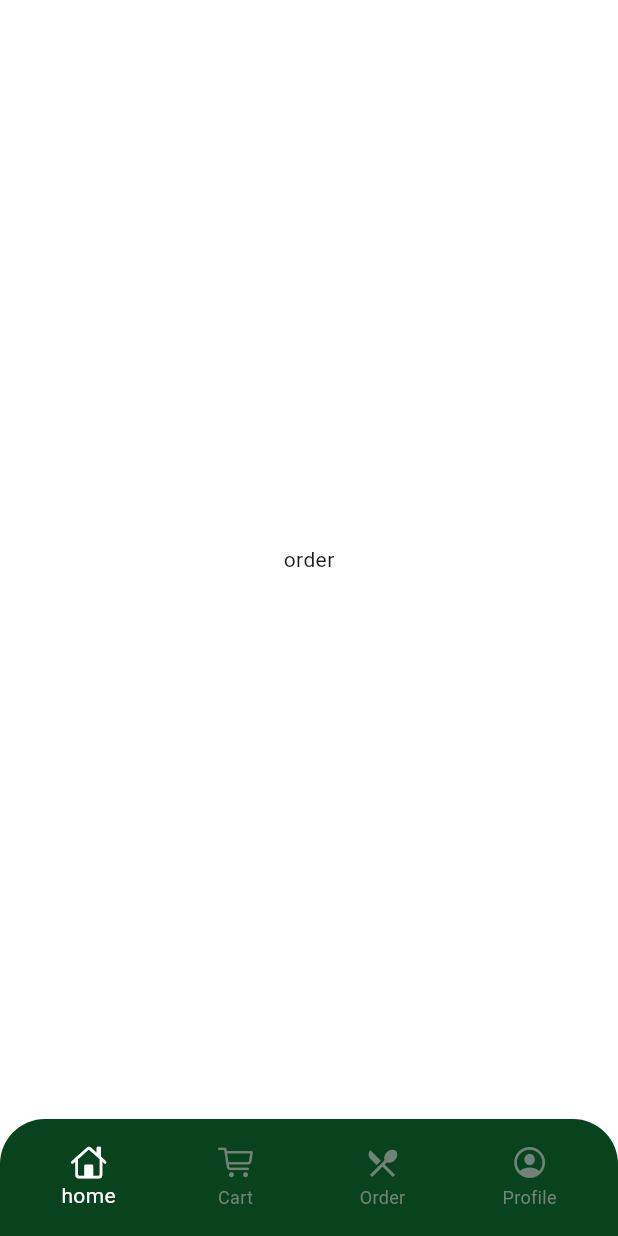
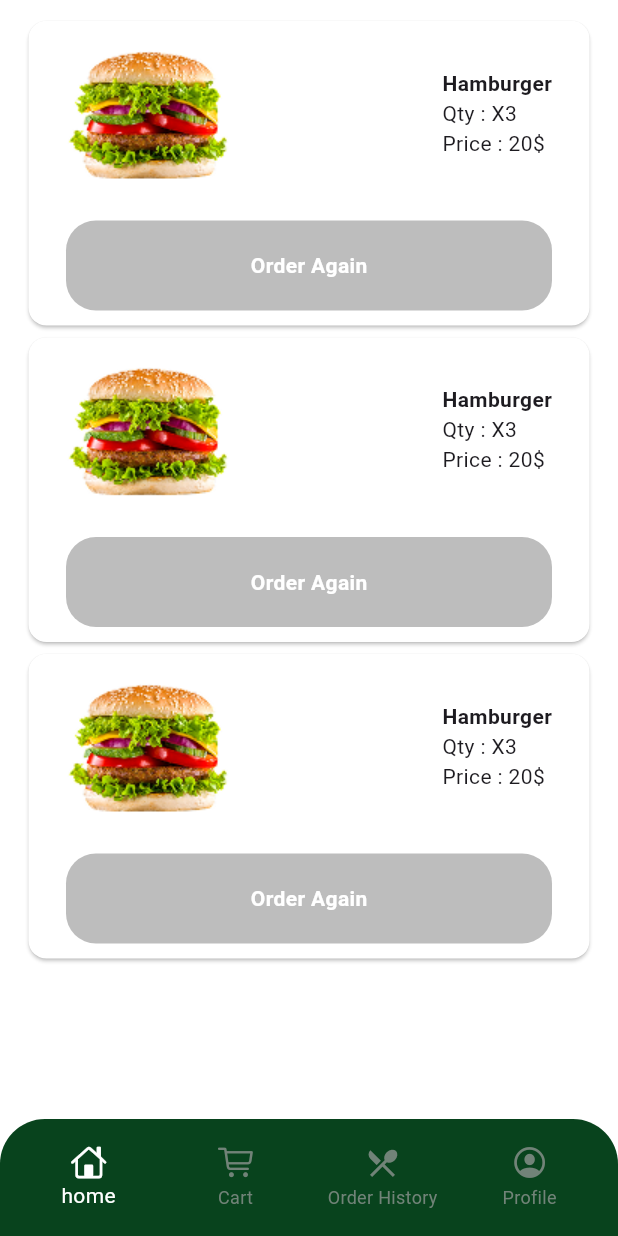
Before and after one commit to Mostafaghozy/AuraEats, a Flutter app: the screen it shows after launch, swiped to page 3, on a phone screen of 412 x 824 dp. Run offline on Flutter 3.47's test engine with Material 3 defaults, Android fonts, the phone set to English and light mode, and no system bars; our stand-ins replace flutter_svg, gap, lottie.

Commit message:
complete order history view

```diff
--- a/lib/features/orderHistory/views/order_history_view.dart
+++ b/lib/features/orderHistory/views/order_history_view.dart
@@ -1,10 +1,69 @@
+import 'package:aura_eats/core/constants/app_colors.dart';
+import 'package:aura_eats/features/cart/widgets/cart_item.dart';
+import 'package:aura_eats/shared/custom_button.dart';
+import 'package:aura_eats/shared/custom_text.dart';
 import 'package:flutter/material.dart';
+import 'package:gap/gap.dart';
 
 class OrderHistoryView extends StatelessWidget {
   const OrderHistoryView({super.key});
 
   @override
   Widget build(BuildContext context) {
-    return const Scaffold(body: Center(child: Text("order")));
+    return Scaffold(
+      appBar: AppBar(
+        toolbarHeight: 0,
+        scrolledUnderElevation: 0,
+        backgroundColor: Colors.white,
+      ),
+      body: Padding(
+        padding: const EdgeInsets.symmetric(horizontal: 15.0),
+        child: ListView.builder(
+          padding: const EdgeInsets.only(bottom: 120, top: 10),
+          itemCount: 3,
+          itemBuilder: (context, index) {
+            return Card(
+              color: Colors.white,
+              child: Padding(
+                padding: const EdgeInsets.symmetric(
+                  horizontal: 25,
+                  vertical: 10,
+                ),
+                child: Column(
+                  children: [
+                    Row(
+                      mainAxisAlignment: MainAxisAlignment.spaceBetween,
+                      children: [
+                        Image.asset("assets/home/test.png"),
+
+                        Column(
+                          crossAxisAlignment: CrossAxisAlignment.start,
+                          children: [
+                            CustomText(
+                              text: "Hamburger",
+                              weight: FontWeight.bold,
+                            ),
+                            CustomText(text: "Qty : X3"),
+                            CustomText(text: "Price : 20\$"),
+                          ],
+                        ),
+                      ],
+                    ),
+
+                    Gap(20),
+                    CustomButton(
+                      text: "Order Again",
+                      onTap: () {},
+                      width: double.infinity,
+                      color: Colors.grey.shade400,
+                    ),
+                  ],
+                ),
+              ),
+            );
+          },
+        ),
+      ),
+    );
   }
 }
--- a/lib/root.dart
+++ b/lib/root.dart
@@ -65,7 +65,7 @@ class _RootState extends State<Root> {
             ),
             BottomNavigationBarItem(
               icon: Icon(Icons.local_restaurant_sharp),
-              label: "Order",
+              label: "Order History",
             ),
             BottomNavigationBarItem(
               icon: Icon(CupertinoIcons.profile_circled),
--- a/lib/shared/custom_button.dart
+++ b/lib/shared/custom_button.dart
@@ -3,9 +3,17 @@ import 'package:aura_eats/shared/custom_text.dart';
 import 'package:flutter/material.dart';
 
 class CustomButton extends StatelessWidget {
-  const CustomButton({super.key, required this.text, required this.onTap});
+  const CustomButton({
+    super.key,
+    required this.text,
+    required this.onTap,
+    this.width,
+    this.color,
+  });
   final String text;
   final Function()? onTap;
+  final double? width;
+  final Color? color;
 
   @override
   Widget build(BuildContext context) {
@@ -14,15 +22,18 @@ class CustomButton extends StatelessWidget {
       child: Container(
         padding: EdgeInsets.symmetric(horizontal: 20, vertical: 15),
         height: 60,
+        width: width,
         decoration: BoxDecoration(
-          color: AppColors.primary,
+          color: color ?? AppColors.primary,
           borderRadius: BorderRadius.circular(20),
         ),
         alignment: Alignment.center,
-        child: CustomText(
-          text: text,
-          color: Colors.white,
-          weight: FontWeight.bold,
+        child: Center(
+          child: CustomText(
+            text: text,
+            color: Colors.white,
+            weight: FontWeight.bold,
+          ),
         ),
       ),
     );
```
